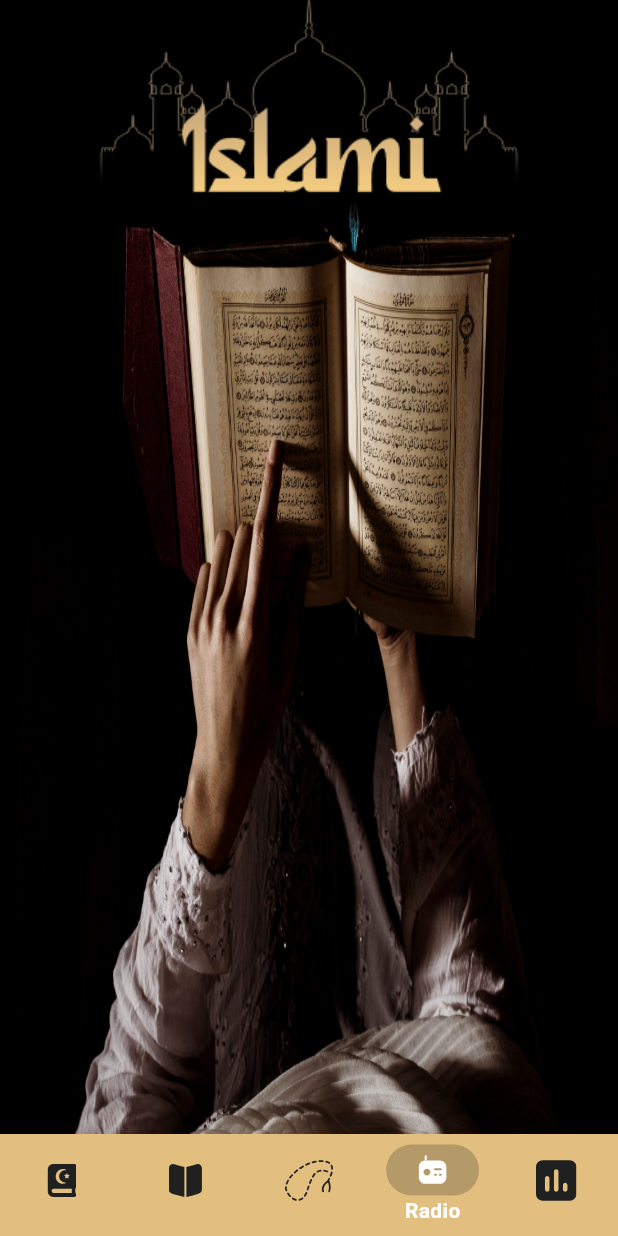
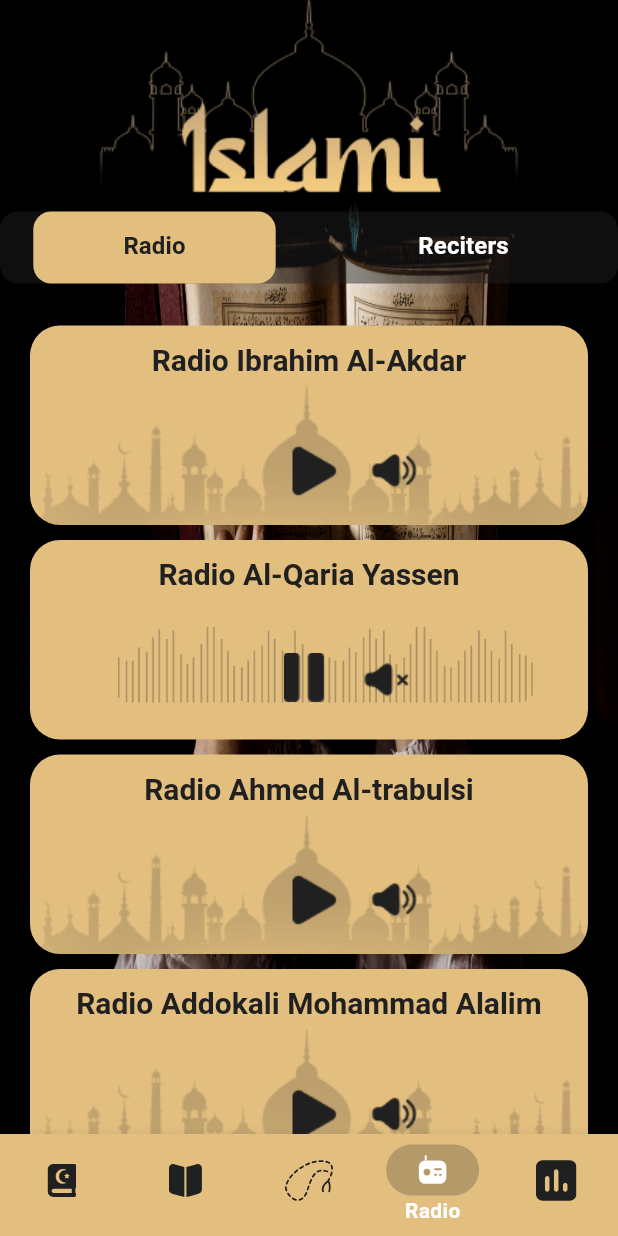
Before and after one commit to Mousa2004/islami_app, a Flutter app: the screen it shows after launch, item 4 of the bottom bar chosen, on a phone screen of 412 x 824 dp. Run offline on Flutter 3.47's test engine with Material 3 defaults, Android fonts, the phone set to English and light mode, and no system bars; our stand-ins replace flutter_svg.

Commit message:
Create radio ui without logic

```diff
--- a/lib/home_screan.dart
+++ b/lib/home_screan.dart
@@ -3,7 +3,7 @@ import 'package:islami_app/bottom_navigation_select.dart';
 import 'package:islami_app/bottom_navigation_unselect.dart';
 import 'package:islami_app/tabs/hadeth_tab.dart';
 import 'package:islami_app/tabs/quran/quran_tab.dart';
-import 'package:islami_app/tabs/radio_tab.dart';
+import 'package:islami_app/tabs/radio/radio_tab.dart';
 import 'package:islami_app/tabs/sebha_tab.dart';
 import 'package:islami_app/tabs/time_tab.dart';
 import 'package:islami_app/theme_app.dart';
--- /dev/null
+++ b/lib/tabs/radio/radio_item.dart
@@ -0,0 +1,49 @@
+import 'package:flutter/material.dart';
+import 'package:islami_app/theme_app.dart';
+
+class RadioItem extends StatelessWidget {
+  final String backgroundImage;
+  final String text;
+  final String imageName;
+
+  const RadioItem({
+    super.key,
+    required this.backgroundImage,
+    required this.text,
+    required this.imageName,
+  });
+
+  @override
+  Widget build(BuildContext context) {
+    return Container(
+      width: 390,
+      height: 133,
+      margin: EdgeInsets.only(right: 20, left: 20, top: 10),
+      decoration: BoxDecoration(
+        borderRadius: BorderRadius.circular(20),
+        color: ThemeApp.primary,
+        image: DecorationImage(
+          image: AssetImage(backgroundImage),
+          alignment: Alignment.bottomLeft,
+        ),
+      ),
+      child: Column(
+        children: [
+          Padding(
+            padding: const EdgeInsets.only(top: 10, bottom: 40),
+            child: Text(
+              text,
+              style: Theme.of(
+                context,
+              ).textTheme.titleLarge!.copyWith(color: ThemeApp.black),
+            ),
+          ),
+          Padding(
+            padding: const EdgeInsets.only(left: 50),
+            child: Image.asset(imageName),
+          ),
+        ],
+      ),
+    );
+  }
+}
--- /dev/null
+++ b/lib/tabs/radio/radio_tab.dart
@@ -0,0 +1,144 @@
+import 'package:flutter/material.dart';
+import 'package:islami_app/tabs/radio/radio_item.dart';
+import 'package:islami_app/theme_app.dart';
+
+class RadioTab extends StatefulWidget {
+  const RadioTab({super.key});
+
+  @override
+  State<RadioTab> createState() => _RadioTabState();
+}
+
+class _RadioTabState extends State<RadioTab> {
+  List radioList = [
+    {
+      "backgroundImage": "assets/images/mask_radio.png",
+      "text": "Radio Ibrahim Al-Akdar",
+      "imageName": "assets/images/voice_radio.png",
+    },
+    {
+      "backgroundImage": "assets/images/audio_radio.png",
+      "text": "Radio Al-Qaria Yassen",
+      "imageName": "assets/images/play_audio.png",
+    },
+    {
+      "backgroundImage": "assets/images/mask_radio.png",
+      "text": "Radio Ahmed Al-trabulsi",
+      "imageName": "assets/images/voice_radio.png",
+    },
+    {
+      "backgroundImage": "assets/images/mask_radio.png",
+      "text": "Radio Addokali Mohammad Alalim",
+      "imageName": "assets/images/voice_radio.png",
+    },
+  ];
+  List recitersList = [
+    {
+      "backgroundImage": "assets/images/mask_radio.png",
+      "text": "Ibrahim Al-Akdar",
+      "imageName": "assets/images/voice_radio.png",
+    },
+    {
+      "backgroundImage": "assets/images/audio_radio.png",
+      "text": "Akram Alalaqmi",
+      "imageName": "assets/images/play_audio.png",
+    },
+    {
+      "backgroundImage": "assets/images/mask_radio.png",
+      "text": "Majed Al-Enezi",
+      "imageName": "assets/images/voice_radio.png",
+    },
+    {
+      "backgroundImage": "assets/images/mask_radio.png",
+      "text": "Malik shaibat Alhamed",
+      "imageName": "assets/images/voice_radio.png",
+    },
+  ];
+  @override
+  Widget build(BuildContext context) {
+    return DefaultTabController(
+      length: 2,
+      child: Column(
+        children: [
+          Container(
+            margin: EdgeInsets.only(bottom: 18),
+            decoration: BoxDecoration(
+              color: const Color(0xff202020).withAlpha(120),
+              borderRadius: BorderRadius.circular(12),
+            ),
+            child: TabBar(
+              indicator: BoxDecoration(
+                color: ThemeApp.primary,
+                borderRadius: BorderRadius.circular(12),
+              ),
+              dividerColor: ThemeApp.black.withAlpha(7),
+              labelColor: ThemeApp.black,
+              unselectedLabelColor: ThemeApp.white,
+              tabs: [
+                Tab(
+                  child: Container(
+                    padding: EdgeInsets.symmetric(vertical: 3, horizontal: 60),
+                    child: Text(
+                      'Radio',
+                      style: TextStyle(
+                        fontSize: 16,
+                        fontWeight: FontWeight.w700,
+                      ),
+                    ),
+                  ),
+                ),
+                Tab(
+                  child: Container(
+                    padding: EdgeInsets.symmetric(vertical: 3, horizontal: 55),
+                    child: Text(
+                      'Reciters',
+                      style: TextStyle(
+                        fontSize: 16,
+                        fontWeight: FontWeight.w700,
+                      ),
+                    ),
+                  ),
+                ),
+              ],
+            ),
+          ),
+          Expanded(
+            child: TabBarView(
+              children: [
+                Column(
+                  children: [
+                    Expanded(
+                      child: ListView.builder(
+                        itemCount: radioList.length,
+                        itemBuilder: (context, index) => RadioItem(
+                          backgroundImage: radioList[index]['backgroundImage'],
+                          text: radioList[index]['text'],
+                          imageName: radioList[index]['imageName'],
+                        ),
+                      ),
+                    ),
+                  ],
+                ),
+                Column(
+                  children: [
+                    Expanded(
+                      child: ListView.builder(
+                        itemCount: recitersList.length,
+                        itemBuilder: (context, index) => RadioItem(
+                          backgroundImage:
+                              recitersList[index]['backgroundImage'],
+                          text: recitersList[index]['text'],
+                          imageName: recitersList[index]['imageName'],
+                        ),
+                      ),
+                    ),
+                  ],
+                ),
+              ],
+            ),
+          ),
+        ],
+      ),
+    );
+  }
+}
```
Also changed, not shown: assets/images/2x/audio_radio@2x.png (added), assets/images/2x/mask_radio@2x.png (added), assets/images/2x/play_audio@2x.png (added), assets/images/2x/voice_radio@2x.png (added), assets/images/3x/audio_radio@3x.png (added), assets/images/3x/mask_radio@3x.png (added), assets/images/3x/play_audio@3x.png (added), assets/images/3x/voice_radio@3x.png (added), assets/images/audio_radio.png (added), assets/images/mask_radio.png (added), assets/images/play_audio.png (added), assets/images/voice_radio.png (added).
